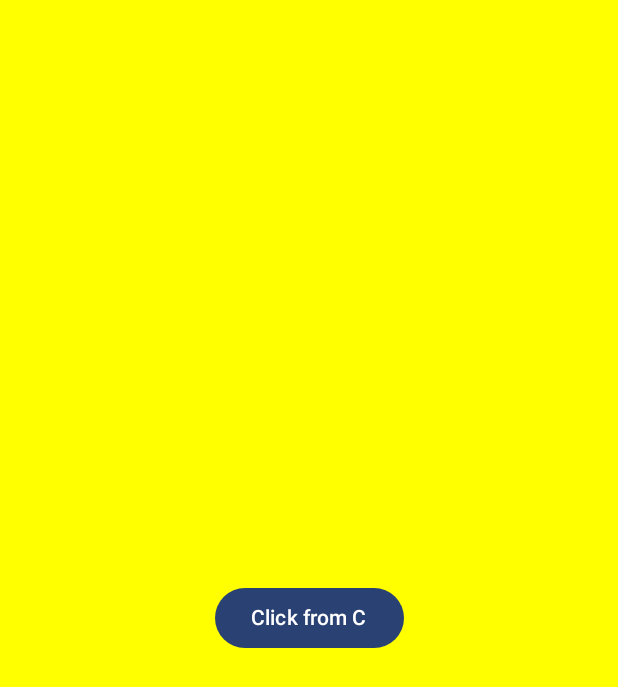
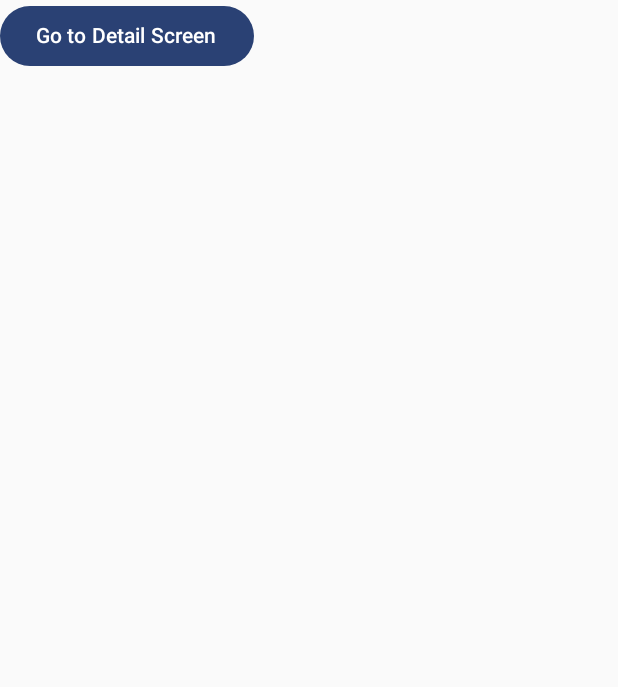
Before and after one commit to ShefaliK-ionic/JetpackComposeSunShine, an Android app built with Jetpack Compose: the screen it shows after launch (MainActivity), on a phone screen of 412 x 824 dp. Shown: the top 687 px of the screen. Run offline under Robolectric (Android 15) with nearby library versions, the phone set to English and light mode, and no system bars.

Commit message:
add nav type

```diff
--- a/app/src/main/java/com/jetpack_compose/MainActivity.kt
+++ b/app/src/main/java/com/jetpack_compose/MainActivity.kt
@@ -6,6 +6,7 @@ import androidx.activity.compose.setContent
 import androidx.compose.runtime.Composable
 import androidx.compose.ui.tooling.preview.Preview
 import com.jetpack_compose.screens.WelcomeScreen
+import com.jetpack_compose.typesafe_navigation.SafeNavigationWithArgs
 import com.jetpack_compose.typesafe_navigation.typeSafeNavigateWithParameters
 import com.jetpack_compose.typesafe_navigation.typeSafeNavigateWithoutParameters
 import com.jetpack_compose.ui.theme.JetpackComposeSunshineTheme
@@ -19,7 +20,8 @@ class MainActivity : ComponentActivity() {
                 // A surface container using the 'background' color from the theme
 //NavDrawer()
 //                typeSafeNavigateWithoutParameters()
-                typeSafeNavigateWithParameters()
+//                typeSafeNavigateWithParameters()
+                SafeNavigationWithArgs()
 //                BottomNav()
 
 //                    ColumnFun("Test")
--- a/app/src/main/java/com/jetpack_compose/typesafe_navigation/TypeSafeNavigation.kt
+++ b/app/src/main/java/com/jetpack_compose/typesafe_navigation/TypeSafeNavigation.kt
@@ -5,12 +5,14 @@ import androidx.compose.foundation.layout.fillMaxSize
 import androidx.compose.material3.Scaffold
 import androidx.compose.runtime.Composable
 import androidx.compose.ui.Modifier
-import androidx.compose.ui.window.isPopupLayout
+import androidx.navigation.NavType
 import androidx.navigation.compose.NavHost
 import androidx.navigation.compose.composable
 import androidx.navigation.compose.rememberNavController
-import androidx.navigation.navigation
+import androidx.navigation.navArgument
 import androidx.navigation.toRoute
+import com.jetpack_compose.typesafe_navigation.with_nav_arg_parameters.DetailScreen
+import com.jetpack_compose.typesafe_navigation.with_nav_arg_parameters.HomeScreen
 import com.jetpack_compose.typesafe_navigation.with_parameters.CustomNavType
 import com.jetpack_compose.typesafe_navigation.with_parameters.DestRouteWithParam
 import com.jetpack_compose.typesafe_navigation.with_parameters.Dummy
@@ -79,6 +81,7 @@ fun typeSafeNavigateWithParameters(modifier: Modifier = Modifier) {
                 }
 
 
+
                 composable<DestRouteWithParam.ScreenD_UI> {
                       val age=it.toRoute<DestRouteWithParam.ScreenD_UI>().age?:0//for optional
                       val name=it.toRoute<DestRouteWithParam.ScreenD_UI>().name
@@ -118,3 +121,26 @@ fun typeSafeNavigateWithParameters(modifier: Modifier = Modifier) {
 
     }
 }
+
+
+
+@Composable
+fun SafeNavigationWithArgs() {
+    val navController=rememberNavController()
+
+    NavHost(navController = navController, startDestination = "home") {
+        composable("home") {
+            HomeScreen(navController)
+        }
+
+        composable(
+            route = "detail/{userId}",
+            arguments = listOf(
+                navArgument("userId") { type = NavType.IntType }
+            )
+        ) { backStackEntry ->
+            val userId = backStackEntry.arguments?.getInt("userId")
+            DetailScreen(userId = userId)
+        }
+    }
+}
--- /dev/null
+++ b/app/src/main/java/com/jetpack_compose/typesafe_navigation/with_nav_arg_parameters/Detail.kt
@@ -0,0 +1,11 @@
+package com.jetpack_compose.typesafe_navigation.with_nav_arg_parameters
+
+import androidx.compose.material3.Button
+import androidx.compose.material3.Text
+import androidx.compose.runtime.Composable
+import androidx.navigation.NavController
+
+@Composable
+fun DetailScreen(userId: Int?) {
+    Text(text = "User ID is: ${userId ?: "Unknown"}")
+}
--- /dev/null
+++ b/app/src/main/java/com/jetpack_compose/typesafe_navigation/with_nav_arg_parameters/Home.kt
@@ -0,0 +1,16 @@
+package com.jetpack_compose.typesafe_navigation.with_nav_arg_parameters
+
+import androidx.compose.material3.Button
+import androidx.compose.material3.Text
+import androidx.compose.runtime.Composable
+import androidx.navigation.NavController
+
+@Composable
+fun HomeScreen(navController: NavController) {
+    Button(onClick = {
+        val userId = 42
+        navController.navigate("detail/$userId")
+    }) {
+        Text("Go to Detail Screen")
+    }
+}
```
